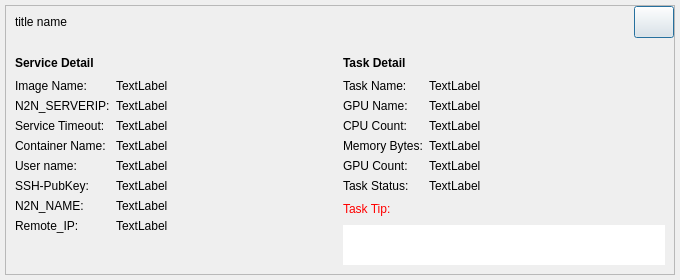
Above: src/qt/forms/servicedetail.ui from MassGrid/MassGrid before the change. Below: the same form after it.
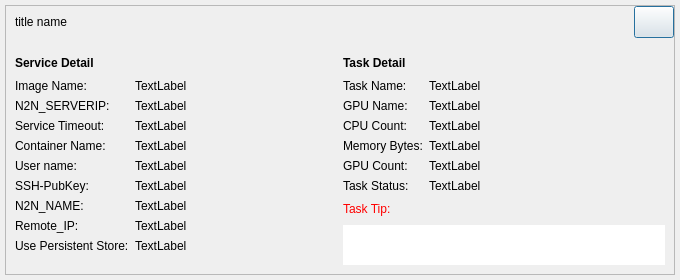
That is the form after the change.

Commit message: add fPersistentsore label

Patch:
```diff
--- a/src/qt/forms/servicedetail.ui
+++ b/src/qt/forms/servicedetail.ui
@@ -348,7 +348,7 @@
                     </property>
                    </widget>
                   </item>
-                  <item row="8" column="0">
+                  <item row="9" column="0">
                    <spacer name="verticalSpacer">
                     <property name="orientation">
                      <enum>Qt::Vertical</enum>
@@ -361,6 +361,20 @@
                     </property>
                    </spacer>
                   </item>
+                  <item row="8" column="0">
+                   <widget class="QLabel" name="label">
+                    <property name="text">
+                     <string>Use Persistent Store:</string>
+                    </property>
+                   </widget>
+                  </item>
+                  <item row="8" column="1">
+                   <widget class="QLabel" name="label_PersistentStore">
+                    <property name="text">
+                     <string>TextLabel</string>
+                    </property>
+                   </widget>
+                  </item>
                  </layout>
                 </item>
                </layout>
```
The commit also changes 2 other files.
